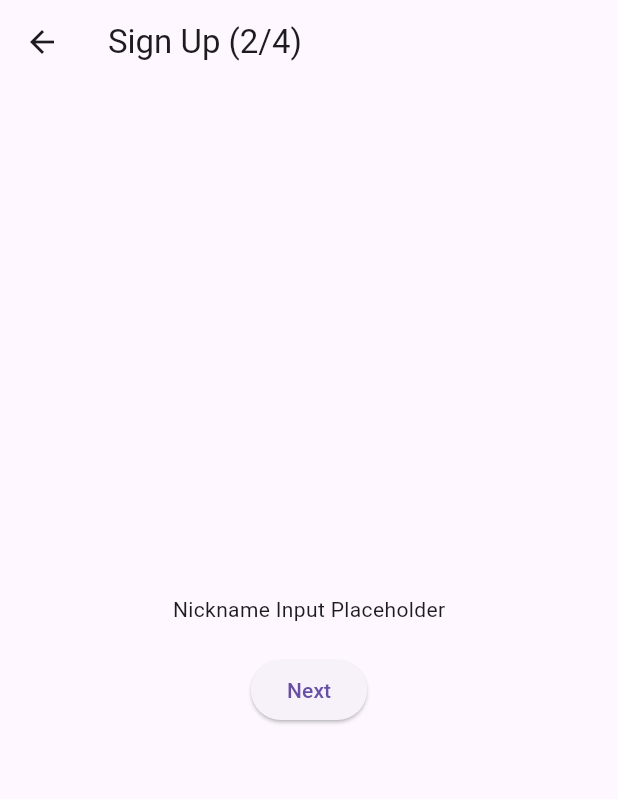
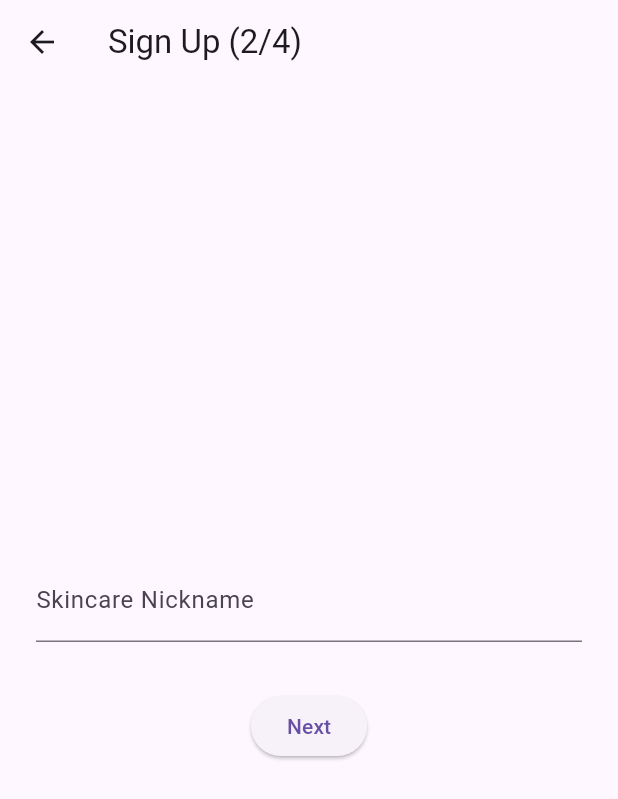
Before and after one commit to NownuJ/kosmetrics, a Flutter app: the SignupStep1Screen screen opened by its route, after a tap on "Next", on a phone screen of 412 x 824 dp. Shown: the top 799 px of the screen. Run offline on Flutter 3.47's test engine with Material 3 defaults, Android fonts, the phone set to English and light mode, and no system bars.

Commit message:
Building signup system - finished welcome, step 1 and 2

```diff
--- a/lib/main.dart
+++ b/lib/main.dart
@@ -4,12 +4,27 @@
 import 'screens/login_screen.dart';
 import 'screens/signup_step1_screen.dart';
 import 'screens/signup_step2_screen.dart';
-import 'screens/PlaceholderPage.dart';
+import 'screens/placeholder_page.dart';
+import 'models/user.dart';
+import 'models/signup_data.dart';
 
 void main() => runApp(MyApp());
 
 class MyApp extends StatelessWidget {
   MyApp({super.key});
+
+  final int MALE = 0;
+  final int FEMALE = 1;
+  final int DRY = 0;
+  final int NORMAL = 1;
+  final int OILY = 2;
+  final int COMBINATION = 3;
+  final int DRY_OILY = 4;
+
+  int newUserId = 0;
+  List<User> users = [];
+  // user has username, password, age, gender, skin type
+
 
   @override
   Widget build(BuildContext context) {
@@ -19,8 +34,8 @@
       routes: {
         '/': (context) => WelcomeScreen(),
         '/login': (context) => LoginScreen(),
-        '/signup_step1': (context) => SignupStep1Screen(),
-        '/signup_step2': (context) => SignupStep2Screen(),
+        '/signup_step1': (context) => SignupStep1Screen(signupData: SignupData()),
+        '/signup_step2': (context) => SignupStep2Screen(signupData: SignupData()),
         '/signup_step3': (context) => PlaceholderPage('Sign Up 3/4'),
         '/signup_step4': (context) => PlaceholderPage('Sign Up 4/4'),
         '/welcome_user': (context) => PlaceholderPage('Welcome User'),
--- /dev/null
+++ b/lib/models/signup_data.dart
@@ -0,0 +1,8 @@
+class SignupData {
+  String username = '';
+  String password = '';
+  String nickname = '';
+  int gender = -1;
+  int age = 0;
+  int skinType = -1;
+}
--- /dev/null
+++ b/lib/models/user.dart
@@ -0,0 +1,17 @@
+class User {
+  final int userId;
+  String username;
+  String password;
+  int age;
+  int gender;
+  int skinType;
+
+  User({
+    required this.userId,
+    required this.username,
+    required this.password,
+    required this.age,
+    required this.gender,
+    required this.skinType,
+  });
+}
--- a/lib/screens/PlaceholderPage.dart
+++ b/lib/screens/placeholder_page.dart
@@ -1,4 +1,4 @@
-// lib/PlaceholderPage.dart
+// lib/placeholder_page.dart
 import 'package:flutter/material.dart';
 
 class PlaceholderPage extends StatelessWidget {
--- a/lib/screens/signup_step1_screen.dart
+++ b/lib/screens/signup_step1_screen.dart
@@ -1,23 +1,64 @@
 // lib/screens/signup_step1_screen.dart
 import 'package:flutter/material.dart';
+import '../models/signup_data.dart';
+import 'signup_step2_screen.dart';
 
-class SignupStep1Screen extends StatelessWidget {
-  const SignupStep1Screen({super.key});
+class SignupStep1Screen extends StatefulWidget {
+  final SignupData signupData;
+
+  const SignupStep1Screen({super.key, required this.signupData});
+
+  @override
+  State<SignupStep1Screen> createState() => _SignupStep1ScreenState();
+}
+
+class _SignupStep1ScreenState extends State<SignupStep1Screen> {
+  final _emailController = TextEditingController();
+  final _passwordController = TextEditingController();
+
+  @override
+  void dispose() {
+    _emailController.dispose();
+    _passwordController.dispose();
+    super.dispose();
+  }
+
+  void _goToNextStep() {
+    // Update shared SignupData object
+    widget.signupData.username = _emailController.text;
+    widget.signupData.password = _passwordController.text;
+
+    // Navigate to Step 2
+    Navigator.push(
+      context,
+      MaterialPageRoute(
+        builder: (context) => SignupStep2Screen(signupData: widget.signupData),
+      ),
+    );
+  }
 
   @override
   Widget build(BuildContext context) {
     return Scaffold(
       appBar: AppBar(title: const Text('Sign Up (1/4)')),
-      body: Center(
+      body: Padding(
+        padding: const EdgeInsets.all(24.0),
         child: Column(
           mainAxisAlignment: MainAxisAlignment.center,
           children: [
-            const Text('Email and Password Form Placeholder'),
-            const SizedBox(height: 20),
+            TextField(
+              controller: _emailController,
+              decoration: const InputDecoration(labelText: 'Email'),
+            ),
+            const SizedBox(height: 16),
+            TextField(
+              controller: _passwordController,
+              obscureText: true,
+              decoration: const InputDecoration(labelText: 'Password'),
+            ),
+            const SizedBox(height: 32),
             ElevatedButton(
-              onPressed: () {
-                Navigator.pushNamed(context, '/signup_step2');
-              },
+              onPressed: _goToNextStep,
               child: const Text('Next'),
             ),
           ],
--- a/lib/screens/signup_step2_screen.dart
+++ b/lib/screens/signup_step2_screen.dart
@@ -1,23 +1,53 @@
 // lib/screens/signup_step2_screen.dart
 import 'package:flutter/material.dart';
+import '../models/signup_data.dart';
+import '../screens/placeholder_page.dart';
 
-class SignupStep2Screen extends StatelessWidget {
-  const SignupStep2Screen({super.key});
+class SignupStep2Screen extends StatefulWidget {
+  final SignupData signupData;
+
+  const SignupStep2Screen({super.key, required this.signupData});
+
+  @override
+  State<SignupStep2Screen> createState() => _SignupStep2ScreenState();
+}
+
+class _SignupStep2ScreenState extends State<SignupStep2Screen> {
+  final _nicknameController = TextEditingController();
+
+  @override
+  void dispose() {
+    _nicknameController.dispose();
+    super.dispose();
+  }
+
+  void _goToNextStep() {
+    widget.signupData.nickname = _nicknameController.text;
+
+    Navigator.push(
+      context,
+      MaterialPageRoute(
+        builder: (context) => const PlaceholderPage('Sign Up 3/4'),
+      ),
+    );
+  }
 
   @override
   Widget build(BuildContext context) {
     return Scaffold(
       appBar: AppBar(title: const Text('Sign Up (2/4)')),
-      body: Center(
+      body: Padding(
+        padding: const EdgeInsets.all(24.0),
         child: Column(
           mainAxisAlignment: MainAxisAlignment.center,
           children: [
-            const Text('Nickname Input Placeholder'),
-            const SizedBox(height: 20),
+            TextField(
+              controller: _nicknameController,
+              decoration: const InputDecoration(labelText: 'Skincare Nickname'),
+            ),
+            const SizedBox(height: 32),
             ElevatedButton(
-              onPressed: () {
-                // You’ll go to step 3 later
-              },
+              onPressed: _goToNextStep,
               child: const Text('Next'),
             ),
           ],
```
Also changed, not shown: 1 other file.
